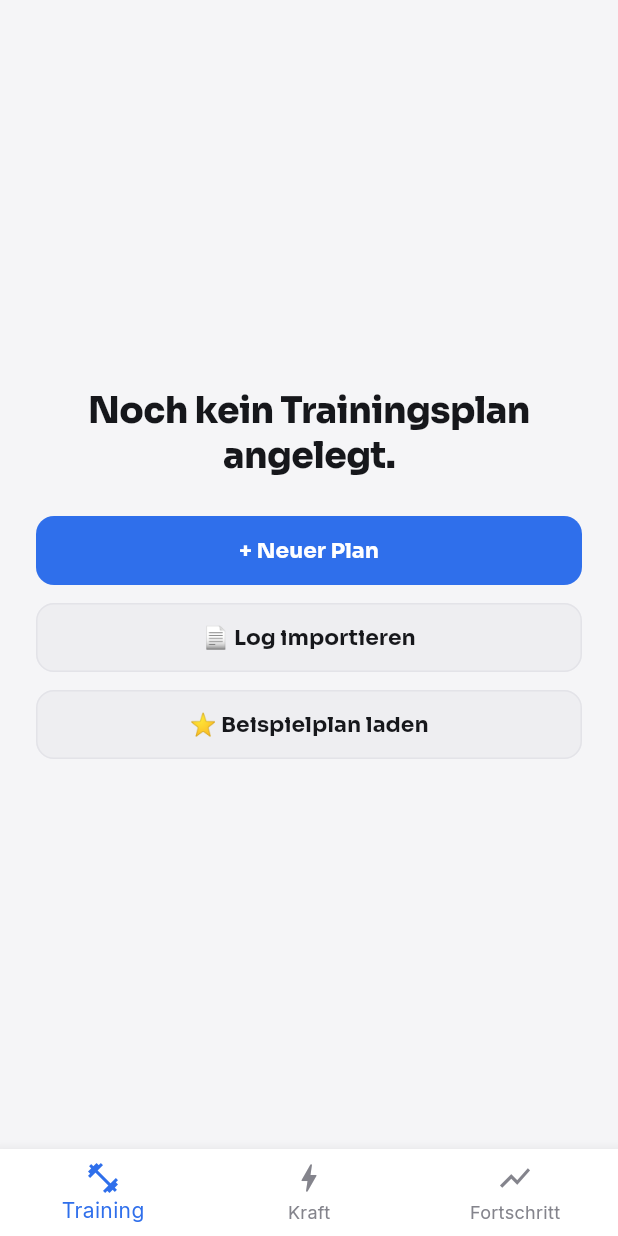
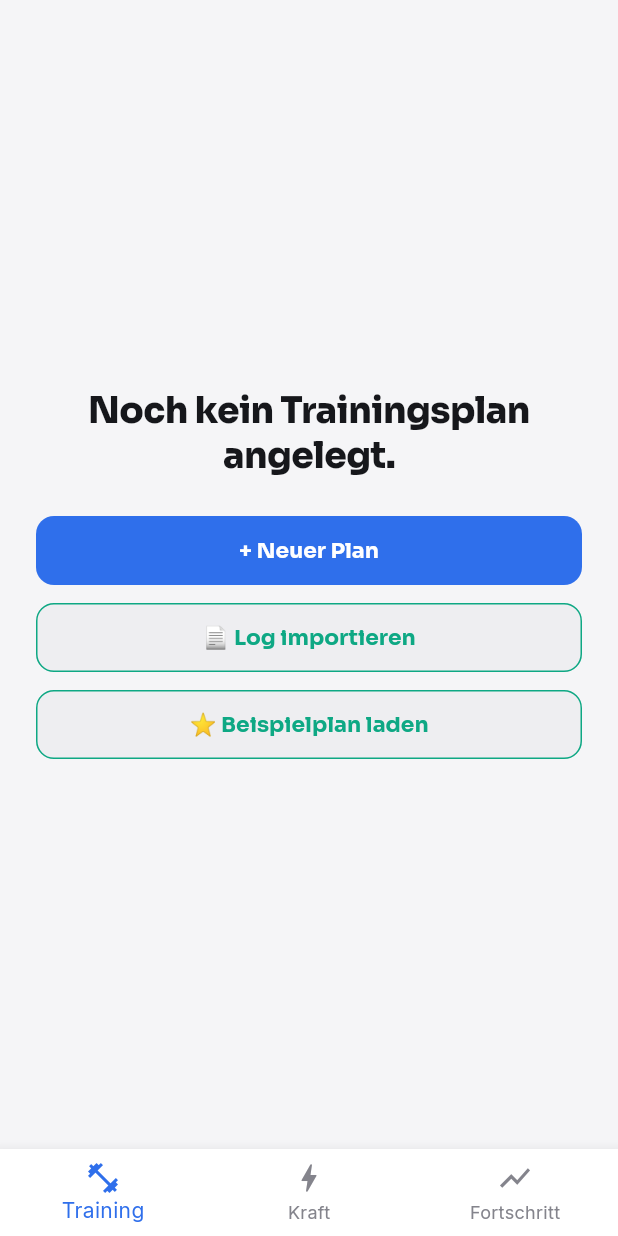
Before and after one commit to Sieder2009/GymTraker, a Flutter app: the screen it shows after launch, on a phone screen of 412 x 824 dp. Run offline on Flutter 3.47's test engine with Material 3 defaults, Android fonts, the phone set to English and light mode, and no system bars; our stand-ins replace google_fonts, shared_preferences.

Commit message:
Einstellungen: Update-Check gegen GitHub Releases + Primär-/Sekundärfarbe
Neuer Einstellungen-Screen (Zahnrad-Icon im Training-Header):
- Vergleicht die installierte Version gegen die neueste GitHub-Release und
  verlinkt zum Download, sobald einmal ein Versions-Tag veröffentlicht wird
- Primär- und Sekundärfarbe lassen sich aus einer Farbpalette wählen,
  werden persistiert und fließen direkt ins Theme ein (inkl. Reset)

```diff
--- a/mobile/lib/app.dart
+++ b/mobile/lib/app.dart
@@ -3,6 +3,7 @@ import 'package:provider/provider.dart';
 
 import 'services/storage_service.dart';
 import 'state/active_screen_provider.dart';
+import 'state/appearance_provider.dart';
 import 'state/big_lifts_provider.dart';
 import 'state/programs_provider.dart';
 import 'state/theme_provider.dart';
@@ -29,14 +30,21 @@ class IronpeakApp extends StatelessWidget {
         ChangeNotifierProvider(create: (_) => BigLiftsProvider(storage)),
         ChangeNotifierProvider(create: (_) => ActiveScreenProvider()),
         ChangeNotifierProvider(create: (_) => ToastProvider()),
+        ChangeNotifierProvider(create: (_) => AppearanceProvider(storage)),
       ],
-      child: Consumer<ThemeProvider>(
-        builder: (context, theme, _) {
+      child: Consumer2<ThemeProvider, AppearanceProvider>(
+        builder: (context, theme, appearance, _) {
           return MaterialApp(
             title: 'Ironpeak Fitness',
             debugShowCheckedModeBanner: false,
-            theme: AppTheme.light(),
-            darkTheme: AppTheme.dark(),
+            theme: AppTheme.light(
+              accentOverride: appearance.accent,
+              secondaryOverride: appearance.secondary,
+            ),
+            darkTheme: AppTheme.dark(
+              accentOverride: appearance.accent,
+              secondaryOverride: appearance.secondary,
+            ),
             themeMode: theme.isDark ? ThemeMode.dark : ThemeMode.light,
             home: const AppShell(),
           );
--- /dev/null
+++ b/mobile/lib/data/app_version.dart
@@ -0,0 +1,4 @@
+/// Keep this in sync with `pubspec.yaml`'s `version:` field (and with the
+/// `vX.Y.Z` git tag used for GitHub Releases) whenever the app is versioned
+/// up — [UpdateService] compares this against the latest GitHub release.
+const String kAppVersion = '1.0.0';
--- a/mobile/lib/screens/training_screen.dart
+++ b/mobile/lib/screens/training_screen.dart
@@ -8,6 +8,7 @@ import '../models/program.dart';
 import '../overlays/exercise_detail_screen.dart';
 import '../overlays/import_log_screen.dart';
 import '../overlays/plan_editor_screen.dart';
+import '../overlays/settings_screen.dart';
 import '../overlays/workout_overlay_screen.dart';
 import '../state/programs_provider.dart';
 import '../state/train_state_provider.dart';
@@ -137,6 +138,14 @@ class _TrainingScreenState extends State<TrainingScreen> {
                   if (chosen != null) _selectPlan(chosen);
                 },
               ),
+              IconButton(
+                icon: const Icon(Icons.settings_outlined),
+                tooltip: 'Einstellungen',
+                onPressed: () => Navigator.of(context).push(MaterialPageRoute(
+                  fullscreenDialog: true,
+                  builder: (_) => const SettingsScreen(),
+                )),
+              ),
             ],
           ),
           const SizedBox(height: 12),
--- /dev/null
+++ b/mobile/lib/state/appearance_provider.dart
@@ -0,0 +1,50 @@
+import 'package:flutter/material.dart';
+
+import '../services/storage_service.dart';
+
+const String _kAccentKey = 'ironpeak:appearance:accent';
+const String _kSecondaryKey = 'ironpeak:appearance:secondary';
+
+/// Custom primary (accent) / secondary color overrides, persisted as ARGB
+/// ints. Null means "use the theme's default for the current light/dark
+/// mode" — [AppTheme] falls back to [AppColors.light]/[AppColors.dark]'s
+/// own accent/secondary whenever these are unset.
+class AppearanceProvider extends ChangeNotifier {
+  AppearanceProvider(this._storage)
+      : _accent = _readColor(_storage, _kAccentKey),
+        _secondary = _readColor(_storage, _kSecondaryKey);
+
+  final StorageService _storage;
+  Color? _accent;
+  Color? _secondary;
+
+  Color? get accent => _accent;
+  Color? get secondary => _secondary;
+
+  static Color? _readColor(StorageService storage, String key) {
+    final raw = storage.readString(key);
+    if (raw == null || raw.isEmpty) return null;
+    final value = int.tryParse(raw);
+    return value == null ? null : Color(value);
+  }
+
+  void setAccent(Color color) {
+    _accent = color;
+    _storage.writeString(_kAccentKey, color.toARGB32().toString());
+    notifyListeners();
+  }
+
+  void setSecondary(Color color) {
+    _secondary = color;
+    _storage.writeString(_kSecondaryKey, color.toARGB32().toString());
+    notifyListeners();
+  }
+
+  void reset() {
+    _accent = null;
+    _secondary = null;
+    _storage.writeString(_kAccentKey, '');
+    _storage.writeString(_kSecondaryKey, '');
+    notifyListeners();
+  }
+}
--- a/mobile/lib/theme/app_colors.dart
+++ b/mobile/lib/theme/app_colors.dart
@@ -15,6 +15,7 @@ class AppColors extends ThemeExtension<AppColors> {
     required this.mut,
     required this.accent,
     required this.accentSoft,
+    required this.secondary,
     required this.teal,
     required this.purple,
     required this.yellow,
@@ -29,6 +30,7 @@ class AppColors extends ThemeExtension<AppColors> {
   final Color mut;
   final Color accent;
   final Color accentSoft;
+  final Color secondary;
   final Color teal;
   final Color purple;
   final Color yellow;
@@ -43,6 +45,7 @@ class AppColors extends ThemeExtension<AppColors> {
     mut: Color(0xFF84848C),
     accent: Color(0xFF2F6FEB),
     accentSoft: Color(0x1A2F6FEB), // rgba(47,111,235,.10)
+    secondary: Color(0xFF0EA884),
     teal: Color(0xFF0EA884),
     purple: Color(0xFF6D5CE8),
     yellow: Color(0xFFC98A10),
@@ -58,6 +61,7 @@ class AppColors extends ThemeExtension<AppColors> {
     mut: Color(0xFF8D8D96),
     accent: Color(0xFF5588FF),
     accentSoft: Color(0x295588FF), // rgba(85,136,255,.16)
+    secondary: Color(0xFF1FD6A8),
     teal: Color(0xFF1FD6A8),
     purple: Color(0xFF9585FF),
     yellow: Color(0xFFE0A83A),
@@ -74,6 +78,7 @@ class AppColors extends ThemeExtension<AppColors> {
     Color? mut,
     Color? accent,
     Color? accentSoft,
+    Color? secondary,
     Color? teal,
     Color? purple,
     Color? yellow,
@@ -88,6 +93,7 @@ class AppColors extends ThemeExtension<AppColors> {
       mut: mut ?? this.mut,
       accent: accent ?? this.accent,
       accentSoft: accentSoft ?? this.accentSoft,
+      secondary: secondary ?? this.secondary,
       teal: teal ?? this.teal,
       purple: purple ?? this.purple,
       yellow: yellow ?? this.yellow,
@@ -107,6 +113,7 @@ class AppColors extends ThemeExtension<AppColors> {
       mut: Color.lerp(mut, other.mut, t)!,
       accent: Color.lerp(accent, other.accent, t)!,
       accentSoft: Color.lerp(accentSoft, other.accentSoft, t)!,
+      secondary: Color.lerp(secondary, other.secondary, t)!,
       teal: Color.lerp(teal, other.teal, t)!,
       purple: Color.lerp(purple, other.purple, t)!,
       yellow: Color.lerp(yellow, other.yellow, t)!,
--- a/mobile/lib/theme/app_theme.dart
+++ b/mobile/lib/theme/app_theme.dart
@@ -7,9 +7,20 @@ import 'app_radii.dart';
 /// Sora for headings/big numbers, Inter for body text — same pairing as the
 /// original's two Google Fonts (`app.css` / `index.html`).
 class AppTheme {
-  static ThemeData light() => _build(AppColors.light, Brightness.light);
+  static ThemeData light({Color? accentOverride, Color? secondaryOverride}) => _build(
+        _applyOverrides(AppColors.light, accentOverride, secondaryOverride),
+        Brightness.light,
+      );
 
-  static ThemeData dark() => _build(AppColors.dark, Brightness.dark);
+  static ThemeData dark({Color? accentOverride, Color? secondaryOverride}) => _build(
+        _applyOverrides(AppColors.dark, accentOverride, secondaryOverride),
+        Brightness.dark,
+      );
+
+  static AppColors _applyOverrides(AppColors base, Color? accent, Color? secondary) {
+    if (accent == null && secondary == null) return base;
+    return base.copyWith(accent: accent, secondary: secondary);
+  }
 
   static ThemeData _build(AppColors colors, Brightness brightness) {
     final base = ThemeData(brightness: brightness, useMaterial3: true);
@@ -27,7 +38,7 @@ class AppTheme {
         onSurface: colors.txt,
         primary: colors.accent,
         onPrimary: Colors.white,
-        secondary: colors.accent,
+        secondary: colors.secondary,
         error: colors.yellow,
       ),
       extensions: [colors],
@@ -85,8 +96,8 @@ class AppTheme {
       outlinedButtonTheme: OutlinedButtonThemeData(
         style: OutlinedButton.styleFrom(
           backgroundColor: colors.card2,
-          foregroundColor: colors.txt,
-          side: BorderSide(color: colors.line),
+          foregroundColor: colors.secondary,
+          side: BorderSide(color: colors.secondary),
           textStyle: GoogleFonts.sora(fontWeight: FontWeight.w700, fontSize: 14.5),
           padding: const EdgeInsets.symmetric(vertical: 14),
           shape: RoundedRectangleBorder(
--- a/mobile/pubspec.yaml
+++ b/mobile/pubspec.yaml
@@ -15,6 +15,7 @@ dependencies:
   shared_preferences: ^2.3.2
   intl: ^0.19.0
   google_fonts: ^6.2.1
+  url_launcher: ^6.3.0
 
 dev_dependencies:
   flutter_test:
```
Also changed, not shown: mobile/lib/overlays/settings_screen.dart (added, +176 -0 lines), mobile/lib/services/update_service.dart (added, +89 -0 lines).
